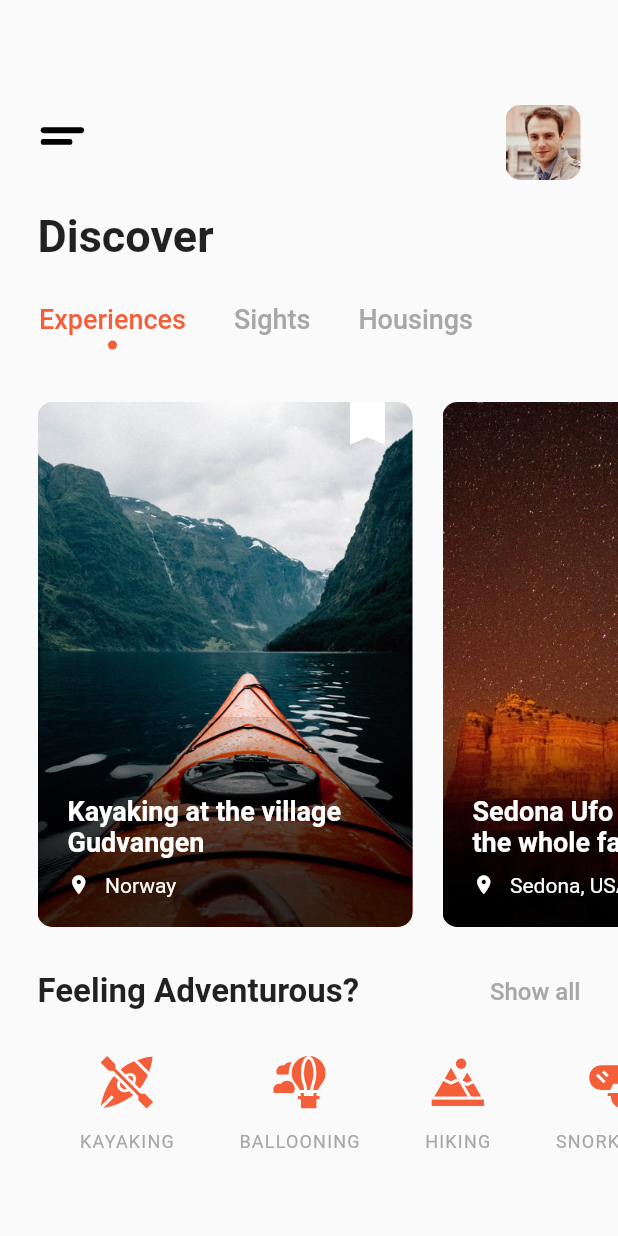
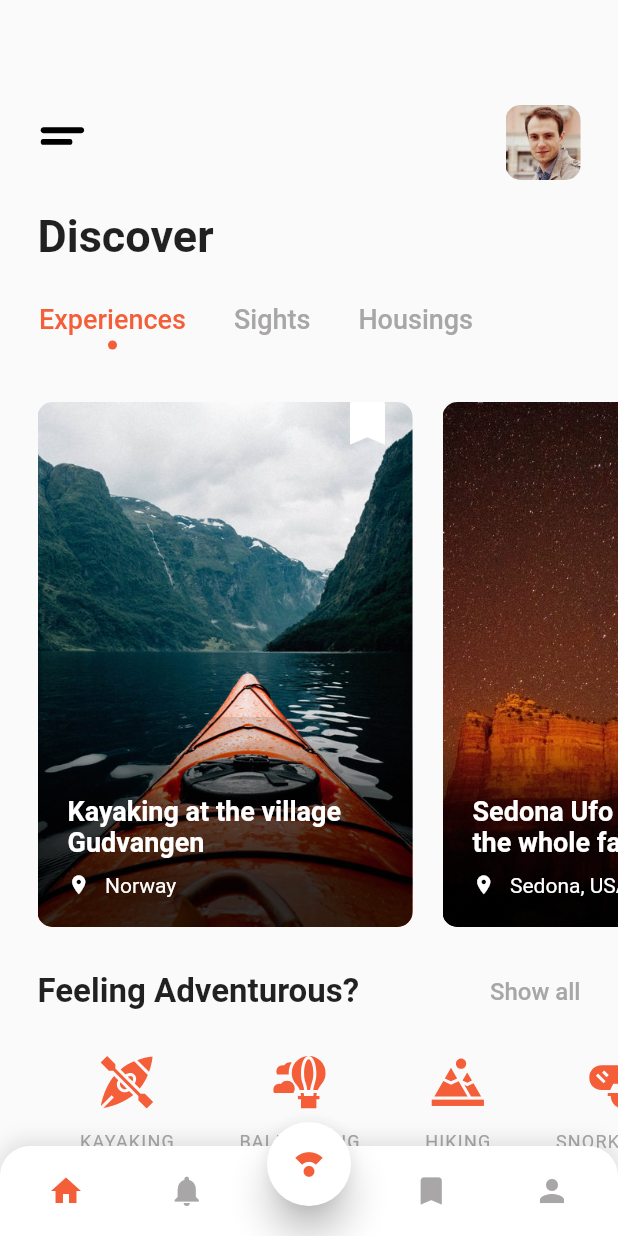
Before and after one commit to Ridley7/app_travel_ui, a Flutter app: the screen it shows after launch, on a phone screen of 412 x 824 dp. Run offline on Flutter 3.47's test engine with Material 2 defaults, Android fonts, the phone set to English and light mode, and no system bars; our stand-ins replace carousel_slider, flutter_svg.

Commit message:
feat: 25:00

```diff
--- /dev/null
+++ b/lib/screens/activity_screen.dart
@@ -0,0 +1,18 @@
+import 'package:app_travel_ui/models/activity_model.dart';
+import 'package:flutter/material.dart';
+
+class ActivityScreen extends StatefulWidget {
+  const ActivityScreen({Key? key, required this.activity}) : super(key: key);
+
+  final Activity activity;
+
+  @override
+  State<ActivityScreen> createState() => _ActivityScreenState();
+}
+
+class _ActivityScreenState extends State<ActivityScreen> {
+  @override
+  Widget build(BuildContext context) {
+    return Scaffold();
+  }
+}
--- a/lib/screens/home_screen.dart
+++ b/lib/screens/home_screen.dart
@@ -1,6 +1,7 @@
 import 'package:app_travel_ui/widgets/adentures_carousel.dart';
 import 'package:app_travel_ui/widgets/circle_tab_indicator.dart';
 import 'package:app_travel_ui/widgets/destination_carousel.dart';
+import 'package:app_travel_ui/widgets/informations_carousel.dart';
 import 'package:flutter/material.dart';
 import 'package:flutter_svg/flutter_svg.dart';
 
@@ -12,24 +13,59 @@ class HomeScreen extends StatefulWidget {
 }
 
 class _HomeScreenState extends State<HomeScreen> {
+
+  bool clickedFAB = false;
+
   @override
   Widget build(BuildContext context) {
     return Scaffold(
-      body: MainPage(),
+      body: MainPage(clicked_fab: clickedFAB,),
+      floatingActionButtonLocation: FloatingActionButtonLocation.centerDocked,
+      floatingActionButton: Padding(
+        padding: const EdgeInsets.only(bottom: 20),
+        child: FloatingActionButton(
+            onPressed: (){
+              setState((){
+                clickedFAB = !clickedFAB;
+              });
+            },
+          tooltip: 'Location',
+          elevation: 10.0,
+          backgroundColor: Colors.white,
+          child: Icon(
+            Icons.compass_calibration_sharp,
+            color: Theme.of(context).primaryColor,
+            size: 22,
+          ),
+        ),
+      ),
     );
   }
 }
 
-class MainPage extends StatelessWidget {
+class MainPage extends StatefulWidget {
   const MainPage({
+    required this.clicked_fab,
     Key? key,
   }) : super(key: key);
+
+  final bool clicked_fab;
+
+  @override
+  State<MainPage> createState() => _MainPageState();
+}
+
+class _MainPageState extends State<MainPage> {
+
+  int selectedTab = 0;
 
   @override
   Widget build(BuildContext context) {
     return Stack(
       children: [
-        Column(
+        SingleChildScrollView(
+          physics: const BouncingScrollPhysics(),
+          child: Column(
             crossAxisAlignment: CrossAxisAlignment.start,
             children: [
               Container(
@@ -104,7 +140,7 @@ class MainPage extends StatelessWidget {
                 child: Row(
                   mainAxisAlignment: MainAxisAlignment.spaceBetween,
                   children: [
-                  Text(
+                    const Text(
                       "Feeling Adventurous?",
                       style: TextStyle(
                         fontSize: 22.0,
@@ -126,10 +162,111 @@ class MainPage extends StatelessWidget {
 
               const SizedBox(height: 30.0,),
               AdventuresCarousel(),
-
+              const SizedBox(height: 20.0,),
+              const InformationsCarousel(),
+              const SizedBox(height: 30,),
             ],
-        )
+          ),
+        ),
+        Align(
+          alignment: FractionalOffset.bottomCenter,
+          child: AnimatedContainer(
+            duration: const Duration(milliseconds: 250),
+            height: widget.clicked_fab ? MediaQuery.of(context).size.height : 10.0,
+            width: widget.clicked_fab ? MediaQuery.of(context).size.width : 10.0,
+            decoration: BoxDecoration(
+              borderRadius: BorderRadius.circular(widget.clicked_fab ? 0.0 : 300),
+              color: Theme.of(context).primaryColor
+            ),
+          ),
+        ),
+        _bottomBar()
       ],
     );
   }
+
+  _updateTabSelection(int index){
+    setState((){
+      selectedTab = index;
+    });
   }
+
+  _bottomBar() {
+    return Positioned(
+      bottom: 0.0,
+        left: 0.0,
+        right: 0.0,
+        child: Container(
+          padding: const EdgeInsets.only(left: 20, right: 20),
+          height: 60.0,
+          decoration:  BoxDecoration(
+            borderRadius: const BorderRadius.only(
+              topLeft: Radius.circular(20),
+              topRight: Radius.circular(20)
+            ),
+            boxShadow: [
+              BoxShadow(
+                color: Colors.black12.withOpacity(0.1),
+                offset: const Offset(0, -2),
+                blurRadius: 10.0,
+                spreadRadius: 2.0
+              )
+            ],
+            color: Colors.white,
+          ),
+          child: Row(
+            mainAxisSize: MainAxisSize.max,
+            mainAxisAlignment: MainAxisAlignment.spaceBetween,
+            children: [
+              IconButton(
+                  onPressed: (){
+                    _updateTabSelection(0);
+                  },
+                  icon: Icon(
+                      Icons.home,
+                    color: selectedTab == 0
+                    ? Theme.of(context).primaryColor
+                        : Theme.of(context).accentColor,
+                  )
+              ),
+              IconButton(
+                  onPressed: (){
+                    _updateTabSelection(1);
+                  },
+                  icon: Icon(
+                      Icons.notifications,
+                    color: selectedTab == 1
+                        ? Theme.of(context).primaryColor
+                        : Theme.of(context).accentColor,
+                  )
+              ),
+
+              SizedBox(width: 50.0,),
+              IconButton(
+                  onPressed: (){
+                    _updateTabSelection(2);
+                  },
+                  icon: Icon(
+                      Icons.bookmark,
+                    color: selectedTab == 2
+                        ? Theme.of(context).primaryColor
+                        : Theme.of(context).accentColor,
+                  )
+              ),
+              IconButton(
+                  onPressed: (){
+                    _updateTabSelection(3);
+                  },
+                  icon: Icon(
+                      Icons.person,
+                    color: selectedTab == 3
+                        ? Theme.of(context).primaryColor
+                        : Theme.of(context).accentColor,
+                  )
+              ),
+            ],
+          ),
+        )
+    );
+  }
+}
--- a/lib/widgets/destination_carousel.dart
+++ b/lib/widgets/destination_carousel.dart
@@ -1,4 +1,5 @@
 import 'package:app_travel_ui/models/activity_model.dart';
+import 'package:app_travel_ui/screens/activity_screen.dart';
 import 'package:flutter/material.dart';
 
 class DestinationCarousel extends StatefulWidget {
@@ -25,13 +26,22 @@ class _DestinationCarouselState extends State<DestinationCarousel> {
               width: 250.0,
               child: Stack(
                 children: [
-                  ClipRRect(
+                  GestureDetector(
+                    onTap: (){
+                      Navigator.push(
+                          context,
+                          MaterialPageRoute(
+                              builder: (_) => ActivityScreen(activity: activity,))
+                      );
+                    },
+                    child: ClipRRect(
                       borderRadius: BorderRadius.circular(10.0),
                       child: Image(
                         height: 350.0,
                         width: 250.0,
                         image: AssetImage(activity.image),
                         fit: BoxFit.cover,
+                      ),
                     ),
                   ),
 
--- /dev/null
+++ b/lib/widgets/informations_carousel.dart
@@ -0,0 +1,120 @@
+import 'package:carousel_slider/carousel_slider.dart';
+import 'package:flutter/material.dart';
+
+class InformationsCarousel extends StatefulWidget {
+  const InformationsCarousel({Key? key}) : super(key: key);
+
+  @override
+  State<InformationsCarousel> createState() => _InformationsCarouselState();
+}
+
+class _InformationsCarouselState extends State<InformationsCarousel> {
+  int _current = 0;
+
+  final List<String> _imgList = [
+    "assets/images/travel_p.jpg",
+    "assets/images/documents.jpg",
+    "assets/images/Travel-tips-Hong-Kong.jpg"
+  ];
+
+  final CarouselController _controller = CarouselController();
+
+  @override
+  Widget build(BuildContext context) {
+
+    final List<Widget> imageSliders = _imgList.map((item) => Container(
+      child: Container(
+        margin: const EdgeInsets.only(right: 15.0),
+        child: Stack(
+          children: [
+            ClipRRect(
+              borderRadius: BorderRadius.circular(20),
+              child: Image.asset(
+                item,
+                fit: BoxFit.cover,
+                width: 1000.0,
+              ),
+            ),
+            Positioned(
+              top: 20,
+                right: 15,
+                child: Container(
+                  alignment: Alignment.center,
+                  width: 120.0,
+                  padding: const EdgeInsets.symmetric(horizontal: 20, vertical: 9),
+                  decoration: BoxDecoration(
+                    color: Theme.of(context).primaryColor,
+                    borderRadius: BorderRadius.circular(30)
+                  ),
+                  child: const Text("Preparation", style: TextStyle(fontSize: 13, color: Colors.white ),),
+                )
+            )
+          ],
+        ),
+      ),
+    )).toList();
+
+    return Column(
+      children: [
+        Padding(
+            padding: const EdgeInsets.only(left: 25.0),
+          child: Row(
+            mainAxisAlignment: MainAxisAlignment.spaceBetween,
+            children:  [
+              const Text("Useful Informations",
+              style: TextStyle(
+                fontSize: 22,
+                fontWeight: FontWeight.bold
+              ),),
+              Padding(
+                  padding: const EdgeInsets.only(right: 20),
+                child: Row(
+                  mainAxisAlignment: MainAxisAlignment.end,
+                  children: _imgList.map((img) {
+                    int index = _imgList.indexOf(img);
+                    return Container(
+                      height: 8,
+                      width: _current == index ? 23.0 : 8.0,
+                      margin: const EdgeInsets.symmetric(horizontal: 5.0, vertical: 10.0),
+                      decoration: BoxDecoration(
+                        color: _current == index
+                            ? Theme.of(context).primaryColor
+                            : Theme.of(context).primaryColor.withOpacity(0.4),
+                        shape: _current == index
+                          ? BoxShape.rectangle
+                            : BoxShape.circle,
+                        borderRadius: _current == index
+                          ? BorderRadius.circular(20.0)
+                            : null
+                      ),
+                    );
+                  }).toList(),
+                ),
+              )
+            ],
+          ),
+        ),
+
+        const SizedBox(height: 30,),
+
+        CarouselSlider(
+            items: imageSliders,
+            carouselController: _controller,
+            options: CarouselOptions(
+              aspectRatio: 2.0,
+              enlargeCenterPage: false,
+              scrollPhysics: const BouncingScrollPhysics(),
+              enableInfiniteScroll: false,
+              viewportFraction: 0.9,
+              onPageChanged: (index, reason){
+                setState((){
+                  _current = index;
+                });
+              }
+            )
+        )
+
+      ],
+    );
+  }
+}
--- a/pubspec.yaml
+++ b/pubspec.yaml
@@ -37,7 +37,6 @@ dependencies:
   flutter_svg: ^1.1.1+1
   font_awesome_flutter: ^10.1.0
   carousel_slider: ^4.1.1
-  flutter_icons: ^1.1.0
 
 dev_dependencies:
   flutter_test:
```
Also changed, not shown: pubspec.lock. Lines whose indentation alone changed are shown as unchanged.
